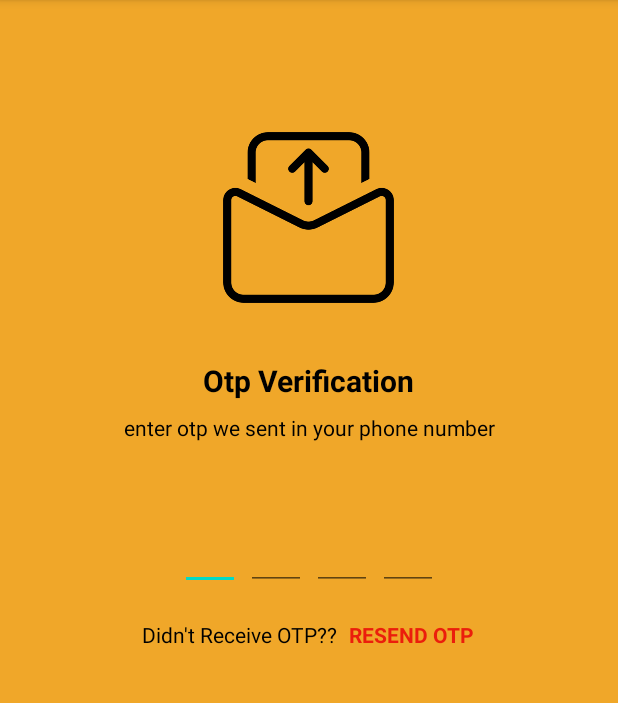
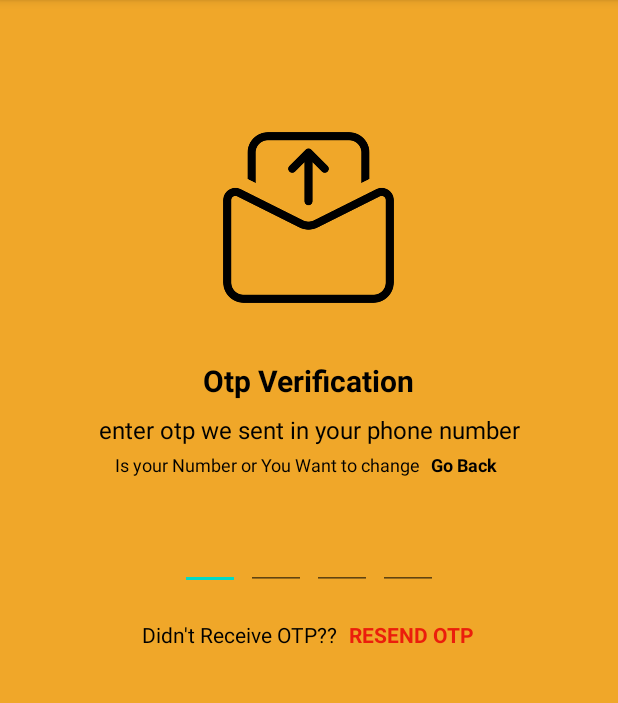
Before and after one commit to dhruvdd8888/Roomies, an Android app: the verifyLoginOtp screen opened directly, with no data from a screen before it, on a phone screen of 412 x 824 dp, the part 84-787 px from its top. Run offline under Robolectric (Android 15) with nearby library versions, the phone set to English and light mode, and no system bars; 1 statement that could not run was skipped.

Commit message:
Added Change Phone number in verify_login_otp Removed CheckBox from first_details Added page first_bio1 wih greetings

```diff
--- a/app/src/main/res/layout/activity_verify_login_otp.xml
+++ b/app/src/main/res/layout/activity_verify_login_otp.xml
@@ -43,22 +43,49 @@
             android:gravity="center"
             android:text="enter otp we sent in your phone number"
             android:textColor="@color/black"
-            android:textSize="14sp">
+            android:textSize="16sp">
         </TextView>
 
-        <TextView
-            android:id="@+id/textMobile"
-            android:layout_width="match_parent"
+        <LinearLayout
+            android:layout_width="wrap_content"
             android:layout_height="wrap_content"
-            android:layout_marginStart="50dp"
-            android:layout_marginTop="4dp"
-            android:layout_marginEnd="50dp"
-            android:gravity="center"
-            android:textColor="@color/black"
-            android:textSize="14sp"
-            android:textStyle="bold">
+            android:orientation="horizontal">
 
-        </TextView>
+            <TextView
+                android:id="@+id/textMobile"
+                android:layout_width="wrap_content"
+                android:layout_height="wrap_content"
+                android:layout_marginTop="4dp"
+                android:gravity="center"
+                android:textColor="@color/black"
+                android:textSize="12sp">
+            </TextView>
+
+            <TextView
+                android:id="@+id/BackToLoginText"
+                android:layout_width="wrap_content"
+                android:layout_height="wrap_content"
+                android:layout_marginTop="4dp"
+                android:layout_marginHorizontal="2dp"
+                android:gravity="center"
+                android:text="Is your Number or You Want to change"
+                android:textColor="@color/black"
+                android:textSize="12sp">
+            </TextView>
+
+            <TextView
+                android:id="@+id/BackToMobileLogin"
+                android:layout_width="wrap_content"
+                android:layout_height="wrap_content"
+                android:layout_marginTop="4dp"
+                android:layout_marginHorizontal="5dp"
+                android:gravity="center"
+                android:text="Go Back"
+                android:textColor="@color/black"
+                android:textStyle="bold"
+                android:textSize="12sp">
+            </TextView>
+        </LinearLayout>
 
 
         <LinearLayout
```
Also changed, not shown: app/src/main/res/layout/activity_first_bio1.xml (+14 -0 lines), app/src/main/res/layout/activity_first_details.xml (+25 -7 lines).
